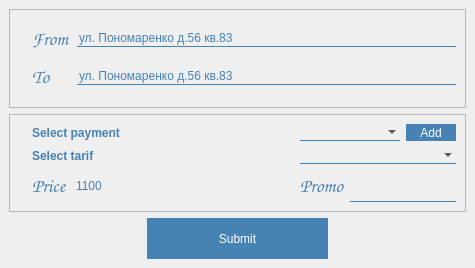
First picture: the form in PyQt/ui/Order.ui, repository UladzislauB/coursework, before the edit.
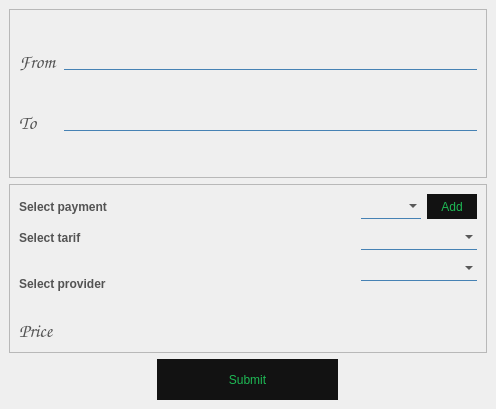
Second picture: the form after the edit. Icons and pictures are not drawn. Custom widgets are drawn as their Qt base class.

```diff
--- a/PyQt/ui/Order.ui
+++ b/PyQt/ui/Order.ui
@@ -6,8 +6,8 @@
    <rect>
     <x>0</x>
     <y>0</y>
-    <width>475</width>
-    <height>268</height>
+    <width>496</width>
+    <height>409</height>
    </rect>
   </property>
   <property name="windowTitle">
@@ -59,51 +59,34 @@
        <enum>QFrame::Raised</enum>
       </property>
       <layout class="QGridLayout" name="gridLayout">
-       <item row="0" column="0" rowspan="2">
-        <widget class="QLabel" name="img_locality">
-         <property name="maximumSize">
-          <size>
-           <width>50</width>
-           <height>50</height>
-          </size>
+       <item row="1" column="0">
+        <widget class="QLabel" name="label_to">
+         <property name="font">
+          <font>
+           <family>Comic Sans MS</family>
+           <pointsize>14</pointsize>
+           <weight>75</weight>
+           <italic>false</italic>
+           <bold>true</bold>
+          </font>
+         </property>
+         <property name="styleSheet">
+          <string notr="true">QLabel{
+	color:	#535353;
+}</string>
          </property>
          <property name="text">
-          <string/>
-         </property>
-         <property name="pixmap">
-          <pixmap>../../ico/locality.png</pixmap>
-         </property>
-         <property name="scaledContents">
-          <bool>true</bool>
+          <string>To</string>
          </property>
         </widget>
        </item>
        <item row="0" column="1">
-        <widget class="QLabel" name="label_from">
-         <property name="font">
-          <font>
-           <family>Comic Sans MS</family>
-           <pointsize>14</pointsize>
-           <weight>75</weight>
-           <italic>false</italic>
-           <bold>true</bold>
-          </font>
-         </property>
-         <property name="styleSheet">
-          <string notr="true"/>
-         </property>
-         <property name="text">
-          <string>From</string>
-         </property>
-        </widget>
-       </item>
-       <item row="0" column="2">
         <widget class="ClickableLineEdit" name="edit_from">
          <property name="styleSheet">
           <string notr="true"/>
          </property>
          <property name="text">
-          <string>ул. Пономаренко д.56 кв.83</string>
+          <string/>
          </property>
          <property name="readOnly">
           <bool>false</bool>
@@ -111,31 +94,35 @@
         </widget>
        </item>
        <item row="1" column="1">
-        <widget class="QLabel" name="label_to">
-         <property name="font">
-          <font>
-           <family>Comic Sans MS</family>
-           <pointsize>14</pointsize>
-           <weight>75</weight>
-           <italic>false</italic>
-           <bold>true</bold>
-          </font>
-         </property>
-         <property name="styleSheet">
-          <string notr="true"/>
-         </property>
-         <property name="text">
-          <string>To</string>
-         </property>
-        </widget>
-       </item>
-       <item row="1" column="2">
         <widget class="ClickableLineEdit" name="edit_to">
          <property name="styleSheet">
-          <string notr="true"/>
+          <string notr="true">ClickableLineEdit{
+	color: black;
+}</string>
          </property>
          <property name="text">
-          <string>ул. Пономаренко д.56 кв.83</string>
+          <string/>
+         </property>
+        </widget>
+       </item>
+       <item row="0" column="0">
+        <widget class="QLabel" name="label_from">
+         <property name="font">
+          <font>
+           <family>Comic Sans MS</family>
+           <pointsize>14</pointsize>
+           <weight>75</weight>
+           <italic>false</italic>
+           <bold>true</bold>
+          </font>
+         </property>
+         <property name="styleSheet">
+          <string notr="true">QLabel{
+	color:	#535353;
+}</string>
+         </property>
+         <property name="text">
+          <string>From</string>
          </property>
         </widget>
        </item>
@@ -151,14 +138,19 @@
        <enum>QFrame::Raised</enum>
       </property>
       <layout class="QGridLayout" name="gridLayout_2">
-       <item row="0" column="1" colspan="2">
+       <item row="0" column="0" colspan="2">
         <widget class="QLabel" name="lbl_payment">
+         <property name="styleSheet">
+          <string notr="true">QLabel{
+	color:	#535353;
+}</string>
+         </property>
          <property name="text">
           <string>Select payment</string>
          </property>
         </widget>
        </item>
-       <item row="0" column="3" colspan="2">
+       <item row="0" column="2">
         <widget class="QComboBox" name="comboBox_payment">
          <property name="maximumSize">
           <size>
@@ -171,7 +163,7 @@
          </property>
         </widget>
        </item>
-       <item row="0" column="5">
+       <item row="0" column="3">
         <widget class="QPushButton" name="btn_add">
          <property name="minimumSize">
           <size>
@@ -186,40 +178,43 @@
           </size>
          </property>
          <property name="styleSheet">
-          <string notr="true"/>
+          <string notr="true">QPushButton{
+color: #1db954;
+background: 	#121212;
+border-radius: 60px;
+font: 12pt &quot;Comic Sans MS&quot;;
+}</string>
          </property>
          <property name="text">
           <string>Add</string>
          </property>
         </widget>
        </item>
-       <item row="1" column="1" colspan="2">
+       <item row="1" column="0" colspan="2">
         <widget class="QLabel" name="lbl_tarif">
+         <property name="styleSheet">
+          <string notr="true">QLabel{
+	color:	#535353;
+}</string>
+         </property>
          <property name="text">
           <string>Select tarif</string>
          </property>
         </widget>
        </item>
-       <item row="2" column="1" rowspan="2">
-        <widget class="QLabel" name="lbl_price">
-         <property name="font">
-          <font>
-           <family>Comic Sans MS</family>
-           <pointsize>14</pointsize>
-           <weight>75</weight>
-           <italic>false</italic>
-           <bold>true</bold>
-          </font>
-         </property>
+       <item row="2" column="0" rowspan="2" colspan="2">
+        <widget class="QLabel" name="lbl_proveder">
          <property name="styleSheet">
-          <string notr="true"/>
+          <string notr="true">QLabel{
+	color:	#535353;
+}</string>
          </property>
          <property name="text">
-          <string>Price</string>
+          <string>Select provider</string>
          </property>
         </widget>
        </item>
-       <item row="2" column="2" rowspan="2">
+       <item row="3" column="1" rowspan="2">
         <widget class="QLineEdit" name="edit_price">
          <property name="enabled">
           <bool>false</bool>
@@ -234,12 +229,12 @@
 }</string>
          </property>
          <property name="text">
-          <string>1100</string>
+          <string/>
          </property>
         </widget>
        </item>
-       <item row="2" column="3" rowspan="2">
-        <widget class="QLabel" name="lbl_promo">
+       <item row="4" column="0">
+        <widget class="QLabel" name="lbl_price">
          <property name="font">
           <font>
            <family>Comic Sans MS</family>
@@ -250,21 +245,16 @@
           </font>
          </property>
          <property name="styleSheet">
-          <string notr="true"/>
+          <string notr="true">QLabel{
+	color:	#535353;
+}</string>
          </property>
          <property name="text">
-          <string>Promo</string>
+          <string>Price</string>
          </property>
         </widget>
        </item>
-       <item row="3" column="4" colspan="2">
-        <widget class="QLineEdit" name="edit_promo">
-         <property name="echoMode">
-          <enum>QLineEdit::Normal</enum>
-         </property>
-        </widget>
-       </item>
-       <item row="1" column="3" colspan="3">
+       <item row="1" column="2" colspan="2">
         <widget class="QComboBox" name="comboBox_tarif">
          <property name="maximumSize">
           <size>
@@ -277,22 +267,16 @@
          </property>
         </widget>
        </item>
-       <item row="0" column="0" rowspan="4">
-        <widget class="QLabel" name="img_payment">
+       <item row="2" column="2" colspan="2">
+        <widget class="QComboBox" name="comboBox_provider">
          <property name="maximumSize">
           <size>
-           <width>100</width>
-           <height>100</height>
+           <width>500</width>
+           <height>30</height>
           </size>
          </property>
-         <property name="text">
-          <string/>
-         </property>
-         <property name="pixmap">
-          <pixmap>../../ico/credit-card.png</pixmap>
-         </property>
-         <property name="scaledContents">
-          <bool>true</bool>
+         <property name="styleSheet">
+          <string notr="true"/>
          </property>
         </widget>
        </item>
@@ -308,7 +292,12 @@
        </size>
       </property>
       <property name="styleSheet">
-       <string notr="true"/>
+       <string notr="true">QPushButton{
+color: #1db954;
+background: 	#121212;
+border-radius: 60px;
+font: 12pt &quot;Comic Sans MS&quot;;
+}</string>
       </property>
       <property name="text">
        <string>Submit</string>
```
